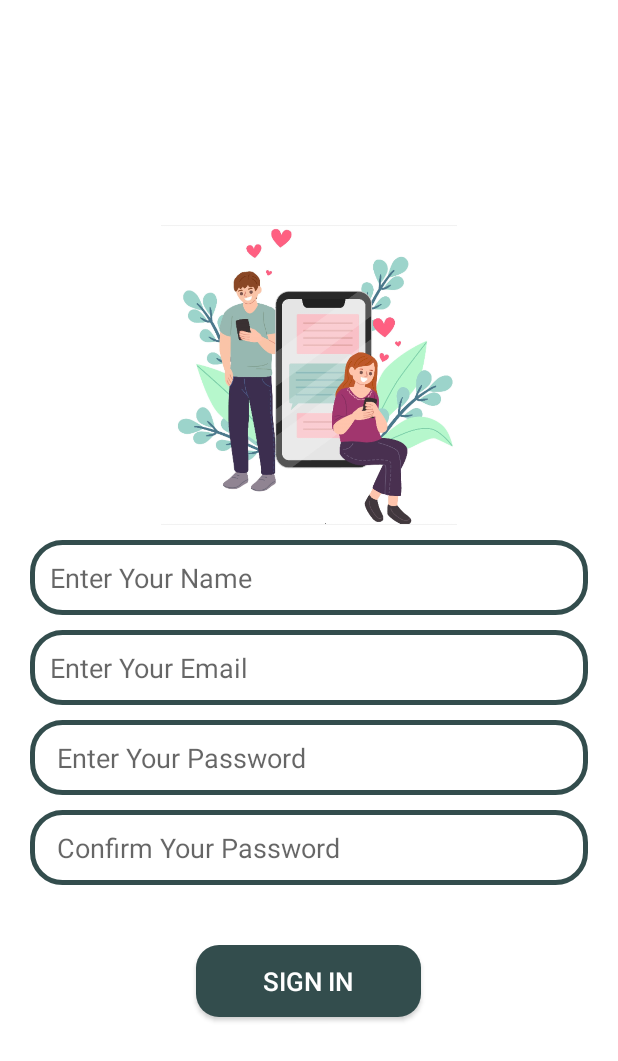
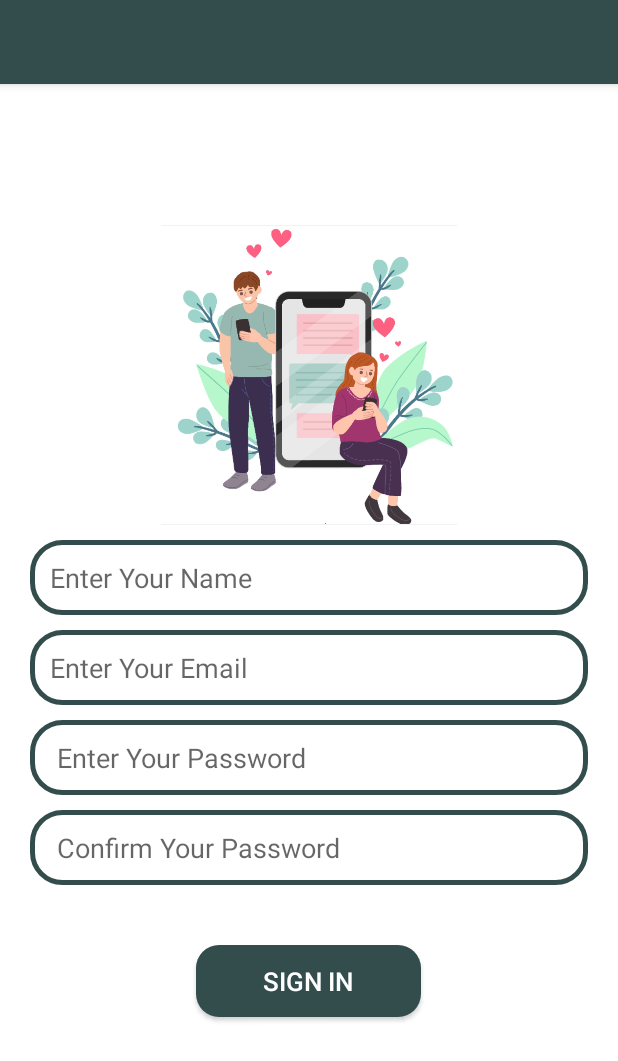
Before and after one commit to shikha1309/ChatApp, an Android app: the layout activity_sing_up.xml on its own in the app's theme, with its tools: preview values and no code run, on a phone screen of 412 x 824 dp. Shown: the top 1061 px of the screen. Run offline under Robolectric (Android 15) with nearby library versions, the phone set to English and light mode, and no system bars.

```diff
--- a/app/build.gradle
+++ b/app/build.gradle
@@ -42,6 +42,7 @@ dependencies {
     implementation 'com.google.android.material:material:1.9.0-alpha01'
     implementation 'androidx.constraintlayout:constraintlayout:2.1.4'
     implementation 'com.google.firebase:firebase-auth-ktx:21.0.3'
+    implementation 'com.google.firebase:firebase-database-ktx:20.1.0'
     testImplementation 'junit:junit:4.13.2'
     androidTestImplementation 'androidx.test.ext:junit:1.1.5'
     androidTestImplementation 'androidx.test.espresso:espresso-core:3.5.1'
--- a/app/src/main/java/com/shikha/chatapp/SplashActivity.kt
+++ b/app/src/main/java/com/shikha/chatapp/SplashActivity.kt
@@ -16,6 +16,6 @@ class SplashActivity : AppCompatActivity() {
             val intent = Intent(this,LoginActivity::class.java )
             startActivity(intent)
             finish()
-        },3000)
+        },2000)
     }
 }
--- a/app/src/main/res/layout/activity_sing_up.xml
+++ b/app/src/main/res/layout/activity_sing_up.xml
@@ -7,6 +7,29 @@
     android:layout_height="match_parent"
     tools:context=".SignUpActivity"
     android:background="@color/white">
+
+
+
+    <com.google.android.material.appbar.AppBarLayout
+        android:layout_width="match_parent"
+        android:layout_height="wrap_content"
+        android:theme="@style/ThemeOverlay.AppCompat.Dark"
+        android:elevation="0dp">
+        <androidx.appcompat.widget.Toolbar
+            android:id="@+id/toolbarSignup"
+            android:layout_width="match_parent"
+            android:layout_height="wrap_content"
+            android:background="@color/colorPrimaryDark"
+            android:theme="@style/ThemeOverlay.AppCompat.Dark">
+
+
+        </androidx.appcompat.widget.Toolbar>
+
+
+
+
+
+    </com.google.android.material.appbar.AppBarLayout>
 
     <ImageView
         android:id="@+id/appLogo"
@@ -26,6 +49,7 @@
         android:layout_below="@+id/appLogo"
         android:background="@drawable/edt_background"
         android:hint="Enter Your Name"
+        android:inputType="text"
         android:paddingLeft="13dp" />
 
 
@@ -38,6 +62,7 @@
         android:layout_marginLeft="20dp"
         android:layout_below="@+id/edtName"
         android:background="@drawable/edt_background"
+        android:inputType="textEmailAddress"
         android:hint="Enter Your Email"
         android:paddingLeft="13dp" />
 
@@ -49,6 +74,7 @@
         android:layout_marginTop="10dp"
         android:layout_marginRight="20dp"
         android:layout_marginLeft="20dp"
+        android:inputType="textPassword"
         android:background="@drawable/edt_background"
         android:hint=" Enter Your Password"
         android:paddingLeft="13dp" />
@@ -63,11 +89,12 @@
         android:layout_marginRight="20dp"
         android:layout_marginLeft="20dp"
         android:background="@drawable/edt_background"
+        android:inputType="textPassword"
         android:hint=" Confirm Your Password"
         android:paddingLeft="13dp" />
 
      <Button
-         android:id="@+id/btnSignup"
+         android:id="@+id/btnSignUp"
         android:layout_width="150dp"
         android:layout_height="wrap_content"
         android:layout_below="@id/edtConfirmPassword"
```
Also changed, not shown: app/src/main/AndroidManifest.xml (+9 -7 lines), app/src/main/java/com/shikha/chatapp/LoginActivity.kt (+24 -8 lines), app/src/main/java/com/shikha/chatapp/MainActivity.kt (+3 -6 lines), app/src/main/java/com/shikha/chatapp/SignUpActivity.kt (+113 -29 lines), app/src/main/res/layout/activity_login.xml (+6 -5 lines).
